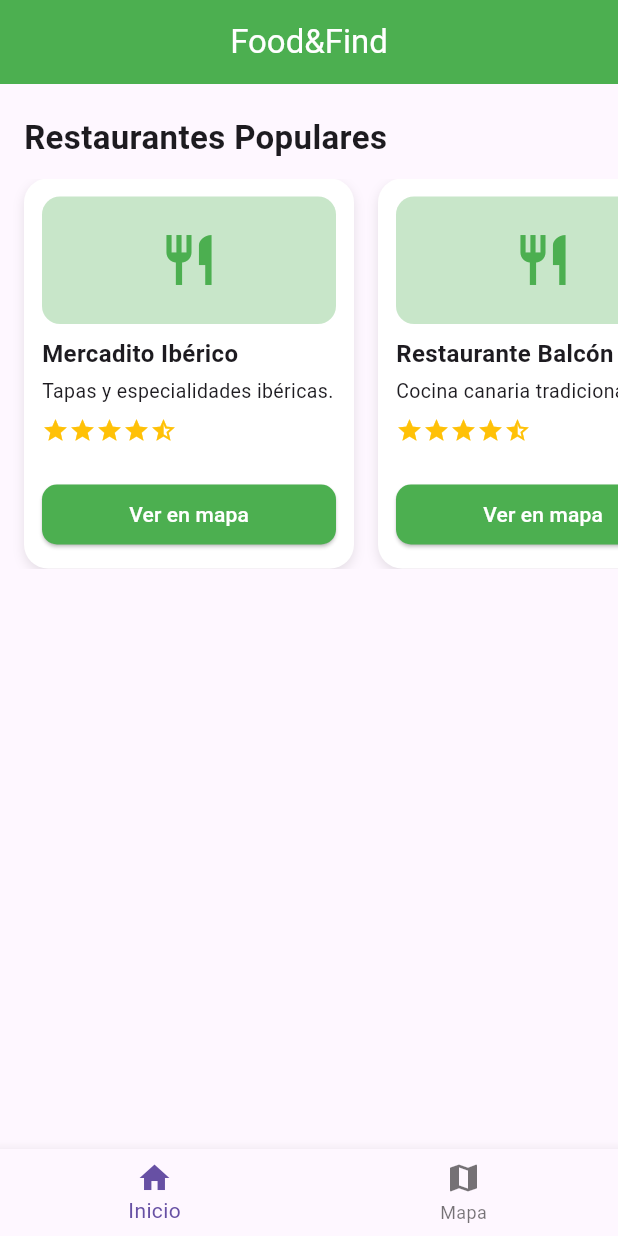
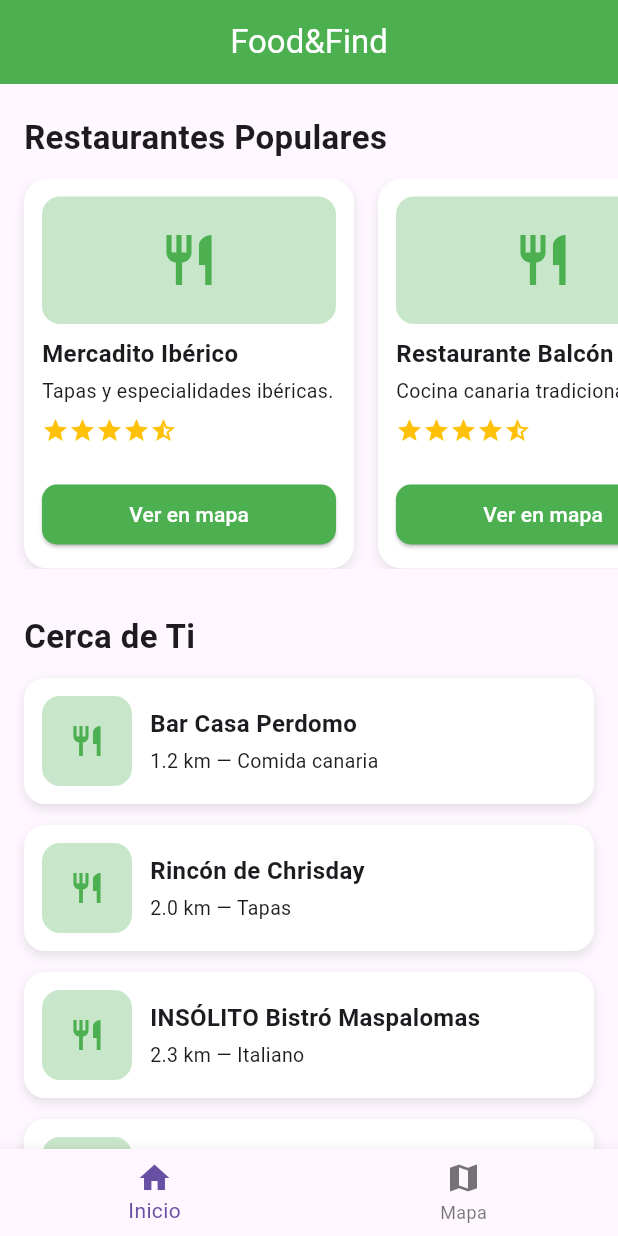
Before and after one commit to Hector5472/prueba, a Flutter app: the screen it shows after launch, on a phone screen of 412 x 824 dp. Run offline on Flutter 3.47's test engine with Material 3 defaults, Android fonts, the phone set to English and light mode, and no system bars; our stand-ins replace google_maps_flutter.

Commit message:
Agregar sección de restaurantes cercanos con datos ficticios y diseño de presentación.

```diff
--- a/lib/main.dart
+++ b/lib/main.dart
@@ -87,6 +87,30 @@ class HomeScreen extends StatelessWidget {
       "rating": 4.9,
     },
   ];
+
+  static const List<Map<String, dynamic>> nearbyRestaurants = [   // Son datos ficticios, no reales
+  {
+    "name": "Bar Casa Perdomo",
+    "distance": 1.2,
+    "type": "Comida canaria",
+  },
+  {
+    "name": "Rincón de Chrisday",
+    "distance": 2.0,
+    "type": "Tapas",
+  },
+  {
+    "name": "INSÓLITO Bistró Maspalomas",
+    "distance": 2.3,
+    "type": "Italiano",
+  },
+  {
+    "name": "Mercadito Ibérico",
+    "distance": 3.1,
+    "type": "Ibérico",
+  },
+];
+
 
   @override
   Widget build(BuildContext context) {
@@ -214,6 +238,85 @@ class HomeScreen extends StatelessWidget {
             ),
 
             const SizedBox(height: 30),
+
+            // ---------------------------------------------
+// SECCIÓN: Restaurantes Cerca de Ti
+// ---------------------------------------------
+Padding(
+  padding: const EdgeInsets.symmetric(horizontal: 16),
+  child: const Text(
+    "Cerca de Ti",
+    style: TextStyle(
+      fontSize: 22,
+      fontWeight: FontWeight.bold,
+    ),
+  ),
+),
+
+const SizedBox(height: 12),
+
+ListView.builder(
+  shrinkWrap: true,
+  physics: const NeverScrollableScrollPhysics(),
+  itemCount: nearbyRestaurants.length,
+  itemBuilder: (context, index) {
+    final rest = nearbyRestaurants[index];
+
+    return Container(
+      margin: const EdgeInsets.only(bottom: 14, left: 16, right: 16),
+      padding: const EdgeInsets.all(12),
+      decoration: BoxDecoration(
+        color: Colors.white,
+        borderRadius: BorderRadius.circular(14),
+        boxShadow: [
+          BoxShadow(
+            color: Colors.black.withOpacity(0.1),
+            blurRadius: 5,
+            offset: const Offset(0, 3),
+          ),
+        ],
+      ),
+      child: Row(
+        children: [
+          Container(
+            height: 60,
+            width: 60,
+            decoration: BoxDecoration(
+              color: Colors.green.shade100,
+              borderRadius: BorderRadius.circular(12),
+            ),
+            child: const Icon(Icons.restaurant, color: Colors.green),
+          ),
+
+          const SizedBox(width: 12),
+
+          Expanded(
+            child: Column(
+              crossAxisAlignment: CrossAxisAlignment.start,
+              children: [
+                Text(
+                  rest["name"],
+                  style: const TextStyle(
+                    fontWeight: FontWeight.bold,
+                    fontSize: 16,
+                  ),
+                ),
+
+                const SizedBox(height: 4),
+
+                Text(
+                  "${rest["distance"]} km — ${rest["type"]}",
+                  style: const TextStyle(fontSize: 13),
+                ),
+              ],
+            ),
+          ),
+        ],
+      ),
+    );
+  },
+),
+
           ],
         ),
       ),
```
